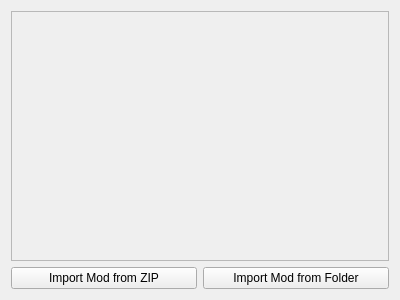
First picture: the form in src/lichii/configuration/configure_per_game_addons.ui, repository ddddng/Lichii, before the edit.
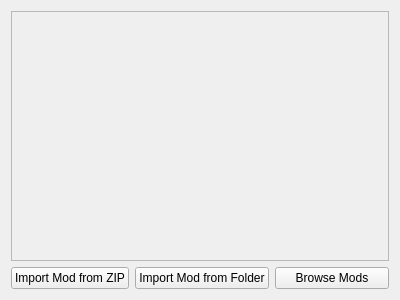
Second picture: the form after the edit.

Patch:
```diff
--- a/src/lichii/configuration/configure_per_game_addons.ui
+++ b/src/lichii/configuration/configure_per_game_addons.ui
@@ -31,7 +31,14 @@
      </property>
     </widget>
    </item>
-   <item row="0" column="0" colspan="2">
+   <item row="1" column="2">
+    <widget class="QPushButton" name="browse_mods">
+     <property name="text">
+      <string>Browse Mods</string>
+     </property>
+    </widget>
+   </item>
+   <item row="0" column="0" colspan="3">
     <widget class="QScrollArea" name="scrollArea">
      <property name="widgetResizable">
       <bool>true</bool>
```
